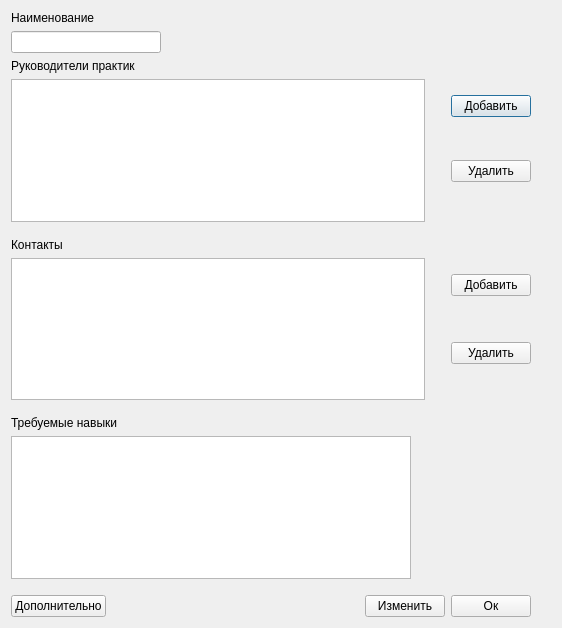
The window that ui/employerswindow.ui (7enSmile/clientVKR) describes before a commit, drawn with Qt 5.
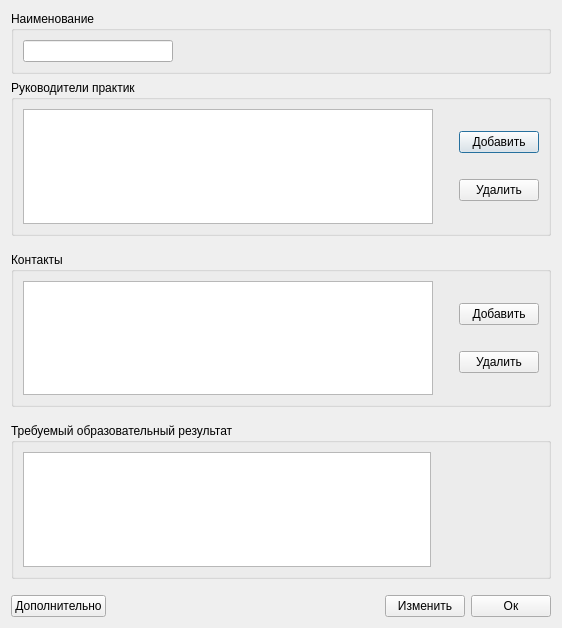
The same window after the commit.

What changed in the file:
```diff
--- a/ui/employerswindow.ui
+++ b/ui/employerswindow.ui
@@ -15,14 +15,13 @@
   </property>
   <layout class="QVBoxLayout" name="verticalLayout_12">
    <item>
-    <layout class="QVBoxLayout" name="verticalLayout_7">
-     <item>
-      <widget class="QLabel" name="label_4">
-       <property name="text">
+    <widget class="QGroupBox" name="groupBox">
+     <property name="title">
         <string>Наименование</string>
        </property>
-      </widget>
-     </item>
+     <layout class="QHBoxLayout" name="horizontalLayout_2">
+      <item>
+       <layout class="QHBoxLayout" name="horizontalLayout_7">
      <item>
       <widget class="QLineEdit" name="lineEditName">
        <property name="maximumSize">
@@ -33,19 +32,34 @@
        </property>
       </widget>
      </item>
-    </layout>
-   </item>
+        <item>
+         <spacer name="horizontalSpacer">
+          <property name="orientation">
+           <enum>Qt::Horizontal</enum>
+          </property>
+          <property name="sizeHint" stdset="0">
+           <size>
+            <width>40</width>
+            <height>20</height>
+           </size>
+          </property>
+         </spacer>
+        </item>
+       </layout>
+      </item>
+     </layout>
+    </widget>
+   </item>
+   <item>
+    <widget class="QGroupBox" name="groupBox_2">
+     <property name="title">
+      <string>Руководители практик</string>
+     </property>
+     <layout class="QVBoxLayout" name="verticalLayout_2">
    <item>
     <layout class="QHBoxLayout" name="horizontalLayout">
      <item>
       <layout class="QVBoxLayout" name="verticalLayout_9">
-       <item>
-        <widget class="QLabel" name="label">
-         <property name="text">
-          <string>Руководители практик</string>
-         </property>
-        </widget>
-       </item>
        <item>
         <widget class="QTableView" name="tableViewHeadEmployer">
          <attribute name="horizontalHeaderVisible">
@@ -77,7 +91,7 @@
      <item>
       <layout class="QVBoxLayout" name="verticalLayout">
        <item>
-        <spacer name="verticalSpacer_2">
+           <spacer name="verticalSpacer">
          <property name="orientation">
           <enum>Qt::Vertical</enum>
          </property>
@@ -100,17 +114,17 @@
         </widget>
        </item>
        <item>
-        <spacer name="verticalSpacer_3">
+           <spacer name="verticalSpacer_2">
          <property name="orientation">
           <enum>Qt::Vertical</enum>
          </property>
          <property name="sizeType">
-          <enum>QSizePolicy::Expanding</enum>
+             <enum>QSizePolicy::Fixed</enum>
          </property>
          <property name="sizeHint" stdset="0">
           <size>
            <width>20</width>
-           <height>40</height>
+              <height>20</height>
           </size>
          </property>
         </spacer>
@@ -123,13 +137,10 @@
         </widget>
        </item>
        <item>
-        <spacer name="verticalSpacer">
+           <spacer name="verticalSpacer_3">
          <property name="orientation">
           <enum>Qt::Vertical</enum>
          </property>
-         <property name="sizeType">
-          <enum>QSizePolicy::Fixed</enum>
-         </property>
          <property name="sizeHint" stdset="0">
           <size>
            <width>20</width>
@@ -140,23 +151,10 @@
        </item>
       </layout>
      </item>
-     <item>
-      <spacer name="horizontalSpacer_3">
-       <property name="orientation">
-        <enum>Qt::Horizontal</enum>
-       </property>
-       <property name="sizeType">
-        <enum>QSizePolicy::Fixed</enum>
-       </property>
-       <property name="sizeHint" stdset="0">
-        <size>
-         <width>20</width>
-         <height>20</height>
-        </size>
-       </property>
-      </spacer>
-     </item>
-    </layout>
+       </layout>
+      </item>
+     </layout>
+    </widget>
    </item>
    <item>
     <spacer name="verticalSpacer_18">
@@ -175,16 +173,15 @@
     </spacer>
    </item>
    <item>
+    <widget class="QGroupBox" name="groupBox_3">
+     <property name="title">
+      <string>Контакты</string>
+     </property>
+     <layout class="QHBoxLayout" name="horizontalLayout_3">
+      <item>
     <layout class="QHBoxLayout" name="horizontalLayout_4">
      <item>
       <layout class="QVBoxLayout" name="verticalLayout_10">
-       <item>
-        <widget class="QLabel" name="label_2">
-         <property name="text">
-          <string>Контакты</string>
-         </property>
-        </widget>
-       </item>
        <item>
         <widget class="QTableView" name="tableViewContactEmployer">
          <attribute name="horizontalHeaderVisible">
@@ -246,7 +243,7 @@
          <property name="sizeHint" stdset="0">
           <size>
            <width>20</width>
-           <height>40</height>
+              <height>20</height>
           </size>
          </property>
         </spacer>
@@ -273,23 +270,10 @@
        </item>
       </layout>
      </item>
-     <item>
-      <spacer name="horizontalSpacer_2">
-       <property name="orientation">
-        <enum>Qt::Horizontal</enum>
-       </property>
-       <property name="sizeType">
-        <enum>QSizePolicy::Fixed</enum>
-       </property>
-       <property name="sizeHint" stdset="0">
-        <size>
-         <width>20</width>
-         <height>20</height>
-        </size>
-       </property>
-      </spacer>
-     </item>
-    </layout>
+       </layout>
+      </item>
+     </layout>
+    </widget>
    </item>
    <item>
     <spacer name="verticalSpacer_17">
@@ -308,18 +292,20 @@
     </spacer>
    </item>
    <item>
+    <widget class="QGroupBox" name="groupBox_4">
+     <property name="title">
+      <string>Требуемый образовательный результат</string>
+     </property>
+     <layout class="QVBoxLayout" name="verticalLayout_3">
+      <item>
     <layout class="QHBoxLayout" name="horizontalLayout_5">
      <item>
       <layout class="QVBoxLayout" name="verticalLayout_11">
-       <item>
-        <widget class="QLabel" name="label_3">
-         <property name="text">
-          <string>Требуемые навыки</string>
-         </property>
-        </widget>
-       </item>
        <item>
         <widget class="QTableView" name="tableViewEducationResult">
+            <property name="enabled">
+             <bool>true</bool>
+            </property>
          <attribute name="horizontalHeaderVisible">
           <bool>false</bool>
          </attribute>
@@ -340,13 +326,16 @@
        </property>
        <property name="sizeHint" stdset="0">
         <size>
-         <width>140</width>
+            <width>108</width>
          <height>20</height>
         </size>
        </property>
       </spacer>
      </item>
     </layout>
+      </item>
+     </layout>
+    </widget>
    </item>
    <item>
     <spacer name="verticalSpacer_16">
@@ -403,22 +392,6 @@
        </property>
       </widget>
      </item>
-     <item>
-      <spacer name="horizontalSpacer_6">
-       <property name="orientation">
-        <enum>Qt::Horizontal</enum>
-       </property>
-       <property name="sizeType">
-        <enum>QSizePolicy::Fixed</enum>
-       </property>
-       <property name="sizeHint" stdset="0">
-        <size>
-         <width>20</width>
-         <height>20</height>
-        </size>
-       </property>
-      </spacer>
-     </item>
     </layout>
    </item>
   </layout>
```
Lines whose indentation alone changed are shown as unchanged.
